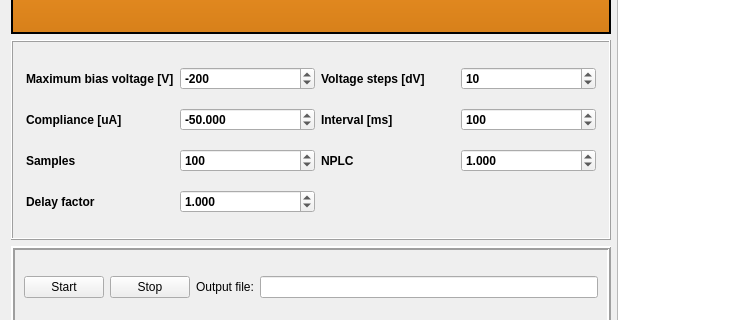
The window that UniDAQ/QT_Designer_UI/dynamicwaiting.ui (Chilldose/COMET) describes before a commit, drawn with Qt 5; both pictures show x 0 to 730 and y 127 to 447 of the 1489 by 789 pixel window.
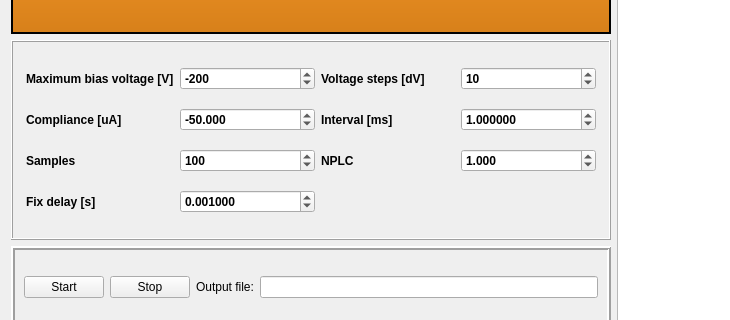
The same window after the commit. Custom widgets are drawn as their Qt base class.

Diff of the .ui file:
```diff
--- a/UniDAQ/QT_Designer_UI/dynamicwaiting.ui
+++ b/UniDAQ/QT_Designer_UI/dynamicwaiting.ui
@@ -231,19 +231,16 @@
       <item row="1" column="3">
        <widget class="QDoubleSpinBox" name="interval_spinbox">
         <property name="decimals">
-         <number>0</number>
+         <number>6</number>
         </property>
         <property name="minimum">
-         <double>0.000000000000000</double>
+         <double>0.000001000000000</double>
         </property>
         <property name="maximum">
-         <double>1000.000000000000000</double>
-        </property>
-        <property name="singleStep">
          <double>10.000000000000000</double>
         </property>
         <property name="value">
-         <double>100.000000000000000</double>
+         <double>1.000000000000000</double>
         </property>
        </widget>
       </item>
@@ -351,27 +348,27 @@
       <item row="3" column="0">
        <widget class="QLabel" name="max_voltage_label_IV_5">
         <property name="text">
-         <string>Delay factor</string>
+         <string>Fix delay [s]</string>
         </property>
        </widget>
       </item>
       <item row="3" column="1">
        <widget class="QDoubleSpinBox" name="delay_spinbox">
         <property name="decimals">
-         <number>3</number>
+         <number>6</number>
         </property>
         <property name="minimum">
+         <double>0.000001000000000</double>
+        </property>
+        <property name="maximum">
+         <double>1.000000000000000</double>
+        </property>
+        <property name="singleStep">
+         <double>0.100000000000000</double>
+        </property>
+        <property name="value">
          <double>0.001000000000000</double>
         </property>
-        <property name="maximum">
-         <double>2.000000000000000</double>
-        </property>
-        <property name="singleStep">
-         <double>0.100000000000000</double>
-        </property>
-        <property name="value">
-         <double>1.000000000000000</double>
-        </property>
        </widget>
       </item>
      </layout>
```
Left out of the diff: 3 changed lines with no effect on the pictures.
